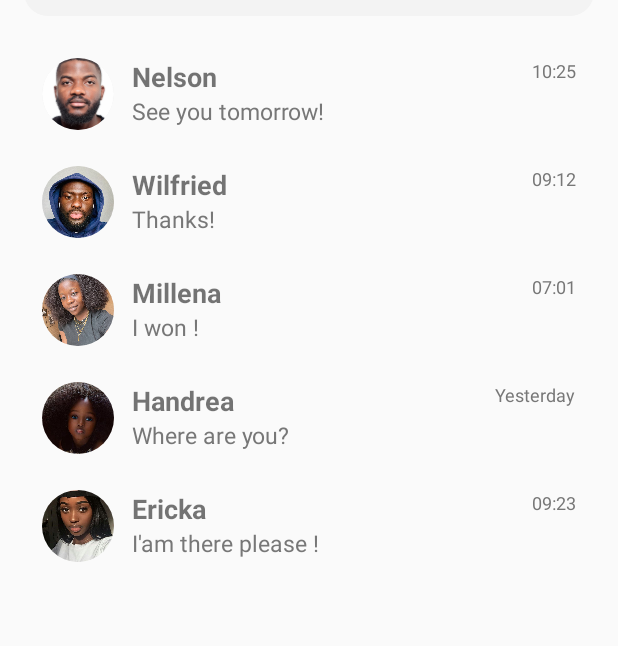
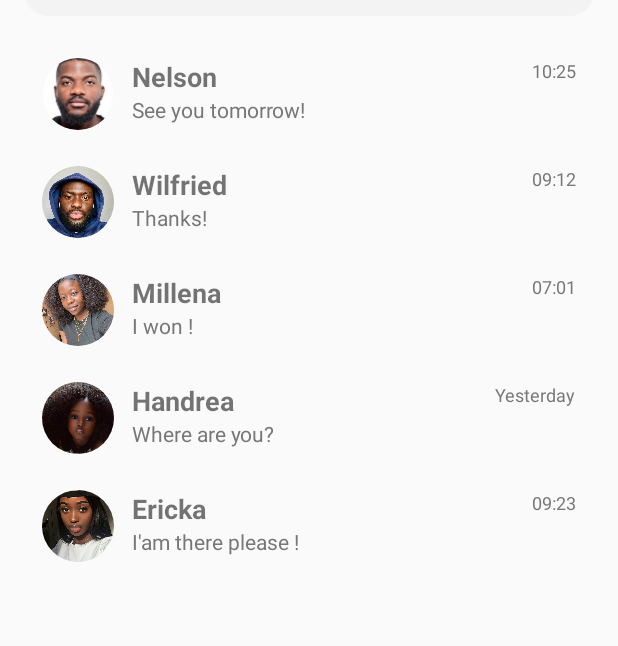
Before and after one commit to wilfriedngoune/fahro, an Android app: the fragment ChatFragment placed in its activity, on a phone screen of 412 x 824 dp. Shown: the part 215-861 px from the top of the screen. Run offline under Robolectric (Android 15) with nearby library versions, the phone set to English and light mode, and no system bars.

Commit message:
first commit

```diff
--- a/app/src/main/res/layout/item_chat_preview.xml
+++ b/app/src/main/res/layout/item_chat_preview.xml
@@ -30,7 +30,7 @@
         android:layout_below="@id/username"
         android:layout_toRightOf="@id/avatar"
         android:layout_marginStart="12dp"
-        android:textSize="15sp"
+        android:textSize="14sp"
         android:textColor="#777"
         android:layout_width="wrap_content"
         android:layout_height="wrap_content"
```
